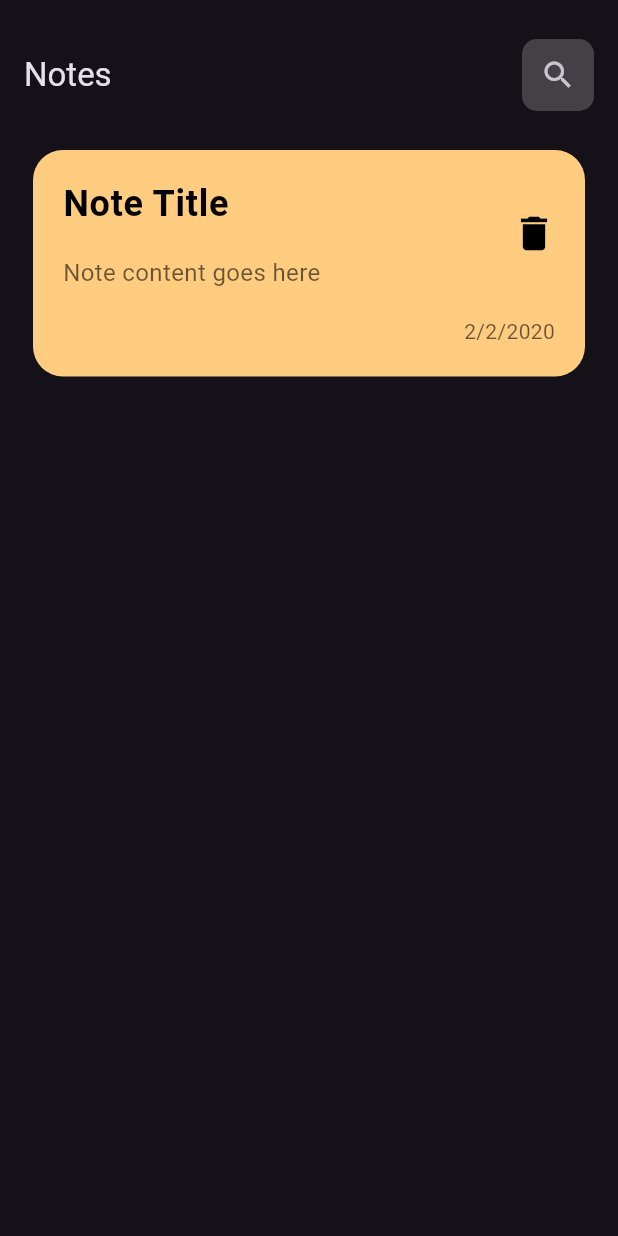
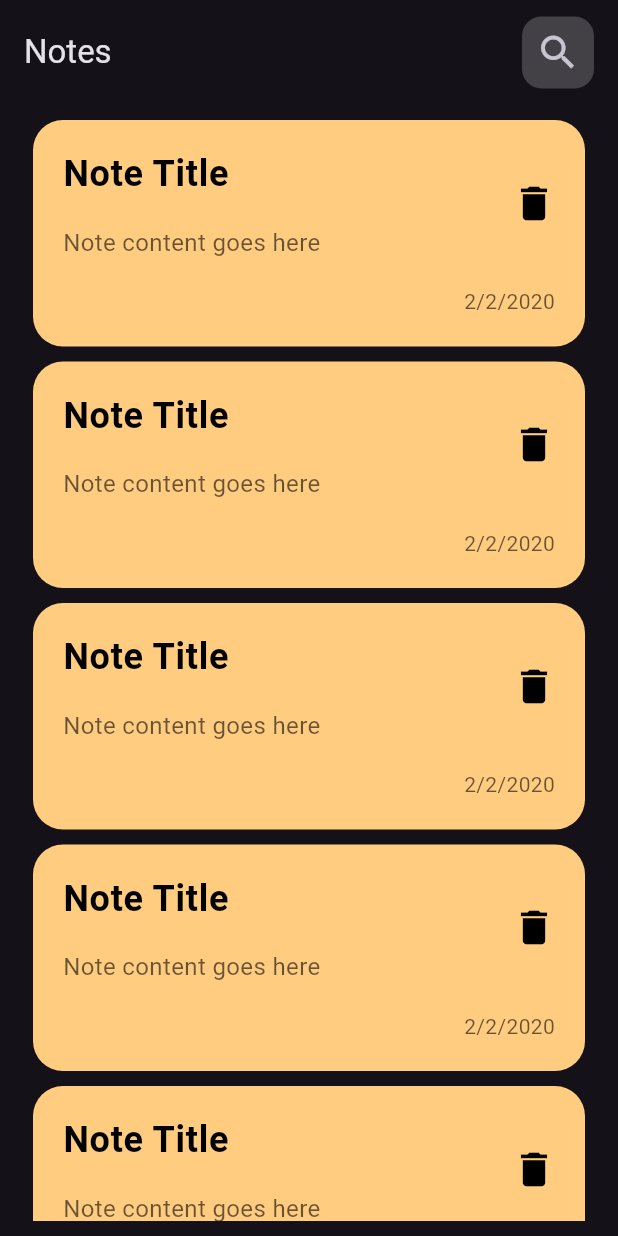
Before and after one commit to joyanis-dev/note_app_flutter_bloc, a Flutter app: the screen it shows after launch, on a phone screen of 412 x 824 dp. Run offline on Flutter 3.47's test engine with Material 3 defaults, Android fonts, the light colour scheme and no system bars.

Commit message:
Refactor NotesView and NotesBody; implement NotesListView for dynamic note display

```diff
--- a/lib/views/notes_view.dart
+++ b/lib/views/notes_view.dart
@@ -10,7 +10,7 @@ class NotesView extends StatelessWidget {
     return Scaffold(
       appBar: AppBar(
       title: const Text('Notes'),
-      toolbarHeight: 100,
+      toolbarHeight: 70,
       actions: [CustomIconButton()],
       ),
       body: NotesBody(),
--- a/lib/widgets/custom_icon.dart
+++ b/lib/widgets/custom_icon.dart
@@ -8,12 +8,13 @@ class CustomIconButton extends StatelessWidget {
     return Padding(
       padding: const EdgeInsets.symmetric(horizontal: 16),
       child: Container(
+        padding: EdgeInsets.zero,
         decoration: BoxDecoration(
           color: Colors.white.withValues( alpha: 0.2),
-          borderRadius: BorderRadius.circular(10)
+          borderRadius: BorderRadius.circular(13)
         ),
         child: IconButton(
-          icon: const Icon(Icons.search),
+          icon: const Icon(Icons.search,size: 30,),
           onPressed: () {
             // Add your action here
           },
--- a/lib/widgets/note_item.dart
+++ b/lib/widgets/note_item.dart
@@ -6,7 +6,9 @@ class NoteItem extends StatelessWidget {
 
   @override
   Widget build(BuildContext context) {
-    return Container(
+    return Padding(
+      padding: const EdgeInsets.only(bottom: 10),
+      child: Container(
         padding: const EdgeInsets.only(
           left: 20,
           right: 10,
@@ -46,6 +48,7 @@ class NoteItem extends StatelessWidget {
               ),
             ],
           ),
+      ),
     );
   }
 }
--- a/lib/widgets/notes_body.dart
+++ b/lib/widgets/notes_body.dart
@@ -1,14 +1,11 @@
 import 'package:flutter/material.dart';
-import 'package:notes_app/widgets/note_item.dart';
+import 'package:notes_app/widgets/notes_list_view.dart';
 
 class NotesBody extends StatelessWidget {
   const NotesBody({super.key});
 
   @override
   Widget build(BuildContext context) {
-    return Padding(
-      padding: const EdgeInsets.symmetric(horizontal: 22),
-      child: Column(children: [NoteItem()]),
-    );
+    return NotesListView();
   }
 }
--- /dev/null
+++ b/lib/widgets/notes_list_view.dart
@@ -0,0 +1,21 @@
+import 'package:flutter/material.dart';
+import 'package:notes_app/widgets/note_item.dart';
+
+class NotesListView extends StatelessWidget {
+  const NotesListView({
+    super.key,
+  });
+
+  @override
+  Widget build(BuildContext context) {
+    return Padding(
+      padding: const EdgeInsets.symmetric(horizontal: 22, vertical: 10),
+      child: ListView.builder(
+        itemCount: 10, // Replace with your dynamic note count
+        itemBuilder: (context, index) {
+          return const NoteItem();
+        },
+      ),
+    );
+  }
+}
```
Lines whose indentation alone changed are shown as unchanged.
